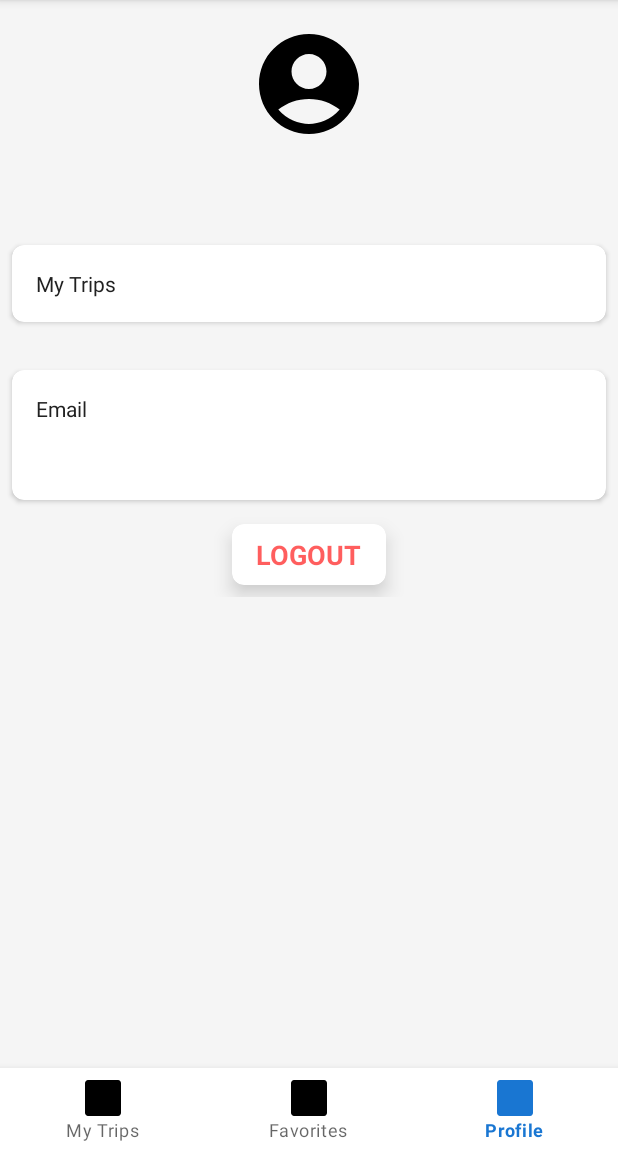
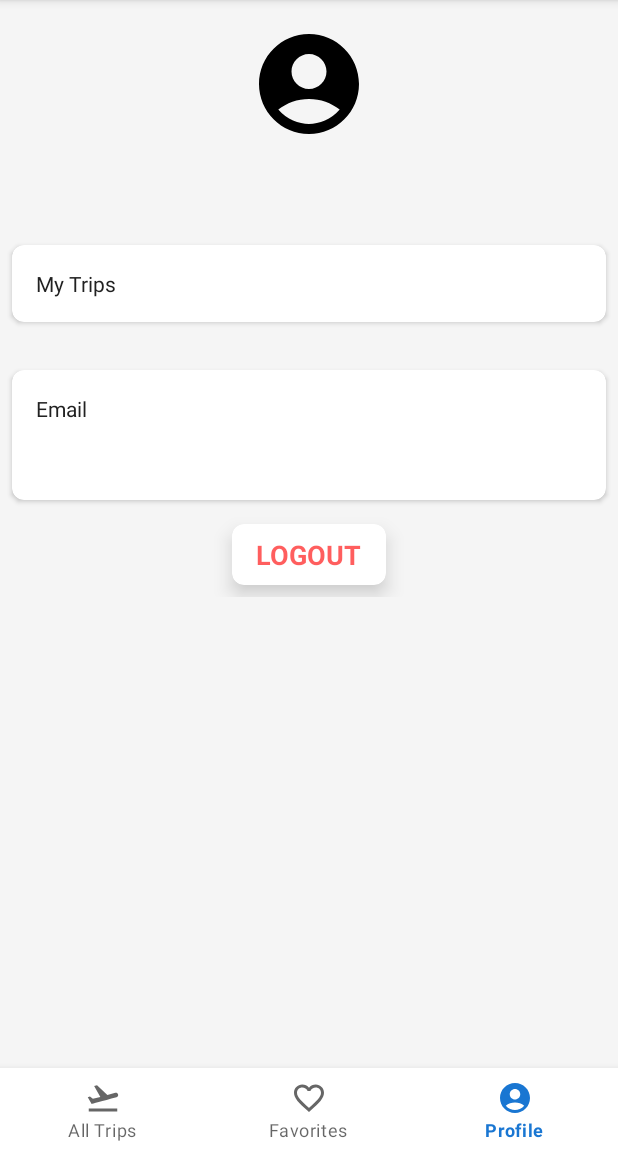
Before and after one commit to sujeet-gandhi/NUMAD23Sp_Team34, an Android app: the HomeActivity screen opened directly, with no data from a screen before it, item 3 of the bottom bar chosen, on a phone screen of 412 x 824 dp, the part 84-1236 px from its top. Run offline under Robolectric (Android 15) with nearby library versions, the phone set to English and light mode, and no system bars; our stand-ins replace Firebase (no records; nobody signed in at launch, a user with empty details on screens opened directly), Picasso.

Commit message:
Add icons

```diff
--- /dev/null
+++ b/app/src/main/res/drawable/baseline_flight_takeoff_24.xml
@@ -0,0 +1,10 @@
+<vector xmlns:android="http://schemas.android.com/apk/res/android"
+    android:width="24dp"
+    android:height="24dp"
+    android:viewportWidth="24"
+    android:viewportHeight="24"
+    android:tint="?attr/colorControlNormal">
+  <path
+      android:fillColor="@android:color/white"
+      android:pathData="M2.5,19h19v2h-19V19zM22.07,9.64c-0.21,-0.8 -1.04,-1.28 -1.84,-1.06L14.92,10l-6.9,-6.43L6.09,4.08l4.14,7.17l-4.97,1.33l-1.97,-1.54l-1.45,0.39l2.59,4.49c0,0 7.12,-1.9 16.57,-4.43C21.81,11.26 22.28,10.44 22.07,9.64z"/>
+</vector>
--- a/app/src/main/res/menu/bottom_nav.xml
+++ b/app/src/main/res/menu/bottom_nav.xml
@@ -3,17 +3,17 @@
 
     <item
         android:id="@+id/trips"
-        android:title="My Trips"
-        android:icon="@mipmap/ic_launcher"/>
+        android:title="All Trips"
+        android:icon="@drawable/baseline_flight_takeoff_24"/>
 
     <item
         android:id="@+id/favorites"
         android:title="Favorites"
-        android:icon="@mipmap/ic_launcher"/>
+        android:icon="@drawable/baseline_favorite_border_24"/>
 
     <item
         android:id="@+id/profile"
         android:title="Profile"
-        android:icon="@mipmap/ic_launcher"/>
+        android:icon="@drawable/baseline_account_circle_24"/>
 
 </menu>
```
